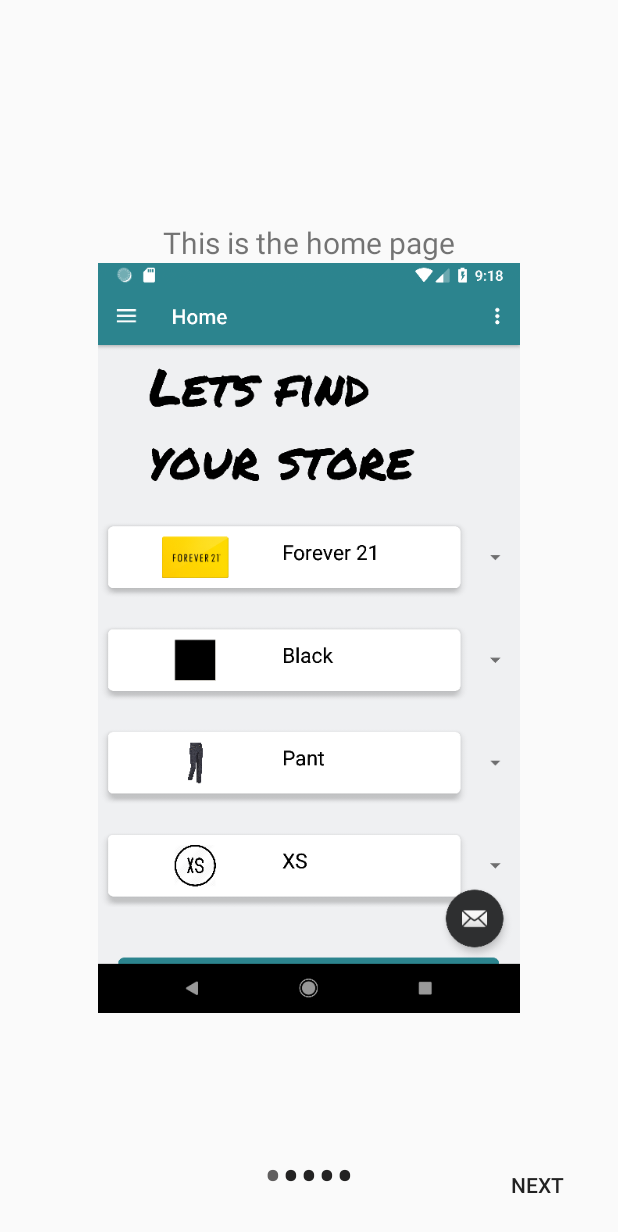
After one commit to gehnaanand/Shop_App, an Android app: the AboutActivity screen opened directly, with no data from a screen before it, on a phone screen of 412 x 824 dp. The commit adds this screen. Shown: the top 1232 px of the screen. Run offline under Robolectric (Android 15) with nearby library versions, the phone set to English and light mode, and no system bars.

Commit message:
Ratings Activity About Us Activity

```diff
--- a/app/build.gradle
+++ b/app/build.gradle
@@ -36,7 +36,8 @@ dependencies {
     testImplementation 'junit:junit:4.12'
     androidTestImplementation 'com.android.support.test:runner:1.0.2'
     androidTestImplementation 'com.android.support.test.espresso:espresso-core:3.0.2'
-    compile 'com.android.support:cardview-v7:26.1.0'
+    implementation 'com.android.support:cardview-v7:26.1.0'
+    implementation 'com.github.sujithkanna:smileyrating:1.6.8'
 }
 
 
--- a/app/src/debug/res/values/google_maps_api.xml
+++ b/app/src/debug/res/values/google_maps_api.xml
@@ -21,6 +21,8 @@
     string in this file.
     -->
     <string name="google_maps_key" templateMergeStrategy="preserve" translatable="false">
-        AIzaSyDEtBVkDdrqCieQH1NxtE3TTOUGnhMbBKY
+
+        AIzaSyDOVpzBJUnBNRnYYbikAuxyZ8E1SyY0tGY
+
     </string>
 </resources>
--- a/app/src/main/AndroidManifest.xml
+++ b/app/src/main/AndroidManifest.xml
@@ -50,7 +50,9 @@
 
         <activity
             android:name=".MapsActivity"
-            android:label="@string/title_activity_maps"></activity>
+            android:label="@string/title_activity_maps" />
+        <activity android:name=".AboutActivity" />
+        <activity android:name=".ReviewActivity"></activity>
     </application>
 
 </manifest>
--- /dev/null
+++ b/app/src/main/java/com/example/gehna/shopapp/AboutActivity.java
@@ -0,0 +1,134 @@
+package com.example.gehna.shopapp;
+
+import android.content.Intent;
+import android.support.v4.view.ViewPager;
+import android.support.v7.app.AppCompatActivity;
+import android.os.Bundle;
+import android.text.Html;
+import android.view.View;
+import android.widget.Button;
+import android.widget.LinearLayout;
+import android.widget.TextView;
+
+import org.w3c.dom.Text;
+
+public class AboutActivity extends AppCompatActivity {
+    private ViewPager viewPager;
+    private  SlideAdapter myadapter;
+    private Button prev, next, finish;
+    private LinearLayout nDotLayout;
+    private TextView[] nDots;
+    private int nCurrentPage;
+
+    @Override
+    protected void onCreate(Bundle savedInstanceState) {
+        super.onCreate(savedInstanceState);
+        setContentView(R.layout.activity_about);
+        viewPager = (ViewPager) findViewById(R.id.viewpager);
+        myadapter = new SlideAdapter(this);
+        nDotLayout = (LinearLayout) findViewById(R.id.nDotLayout);
+        prev = findViewById(R.id.prev);
+        next = findViewById(R.id.next);
+        finish = findViewById(R.id.finish);
+        viewPager.setAdapter(myadapter);
+        addDotsIndicator(0);
+        viewPager.addOnPageChangeListener(viewListener);
+
+        next.setOnClickListener(new View.OnClickListener() {
+            @Override
+            public void onClick(View v) {
+                viewPager.setCurrentItem(nCurrentPage + 1);
+
+            }
+        });
+
+        prev.setOnClickListener(new View.OnClickListener() {
+            @Override
+            public void onClick(View v) {
+                viewPager.setCurrentItem(nCurrentPage - 1);
+            }
+        });
+
+        finish.setOnClickListener(new View.OnClickListener() {
+            @Override
+            public void onClick(View v) {
+                startActivity(new Intent(AboutActivity.this, HomeActivity.class));
+            }
+        });
+    }
+
+
+
+    public void addDotsIndicator(int position){
+        nDots = new TextView[5];
+        nDotLayout.removeAllViews();
+
+        for(int i = 0; i < nDots.length; i++) {
+            nDots[i] = new TextView(this);
+            nDots[i].setText(Html.fromHtml("&#8226"));
+            nDots[i].setTextSize(35);
+            nDots[i].setTextColor(getResources().getColor(R.color.black));
+
+            nDotLayout.addView(nDots[i]);
+
+
+
+
+
+        }
+
+        if(nDots.length > 0){
+            nDots[position].setTextColor(getResources().getColor(R.color.dark_grey));
+        }
+    }
+
+    ViewPager.OnPageChangeListener viewListener = new ViewPager.OnPageChangeListener() {
+        @Override
+        public void onPageScrolled(int position, float positionOffset, int positionOffsetPixels) {
+
+        }
+
+        @Override
+        public void onPageSelected(int position) {
+            addDotsIndicator(position);
+            nCurrentPage = position;
+
+            if(position == 0){
+
+                next.setEnabled(true);
+                prev.setEnabled(false);
+                finish.setEnabled(false);
+                prev.setVisibility(View.INVISIBLE);
+                finish.setVisibility(View.INVISIBLE);
+                next.setVisibility(View.VISIBLE);
+                next.setText("Next");
+                prev.setText("");
+            } else if (position == nDots.length - 1){
+                finish.setEnabled(true);
+                next.setEnabled(false);
+                prev.setEnabled((true));
+                prev.setVisibility(View.VISIBLE);
+                next.setVisibility(View.INVISIBLE);
+                finish.setVisibility(View.VISIBLE);
+                finish.setText("Finish");
+                prev.setText("Back");
+            } else {
+                next.setEnabled(true);
+                prev.setEnabled((true));
+                finish.setEnabled(false);
+                prev.setVisibility(View.VISIBLE);
+                next.setVisibility(View.VISIBLE);
+                finish.setVisibility(View.INVISIBLE);
+
+                next.setText("Next");
+                prev.setText("Back");
+
+            }
+        }
+
+        @Override
+        public void onPageScrollStateChanged(int state) {
+
+        }
+    };
+}
--- /dev/null
+++ b/app/src/main/java/com/example/gehna/shopapp/SlideAdapter.java
@@ -0,0 +1,87 @@
+package com.example.gehna.shopapp;
+
+import android.content.Context;
+import android.graphics.Color;
+import android.support.v4.view.PagerAdapter;
+import android.view.LayoutInflater;
+import android.view.View;
+import android.view.ViewGroup;
+import android.widget.ImageView;
+import android.widget.LinearLayout;
+import android.widget.RelativeLayout;
+import android.widget.TextView;
+
+public class SlideAdapter extends PagerAdapter{
+
+    Context context;
+    LayoutInflater inflater;
+
+    // list of images
+    public int[] lst_images = {
+            R.mipmap.img1,
+            R.mipmap.img2,
+            R.mipmap.img3,
+            R.mipmap.img4,
+            R.mipmap.img5
+    };
+    //list of titles
+    public String[] lst_title = {
+            "This is the home page",
+            "First, select the brand",
+            "Select the color",
+            "Select the type of clothing",
+            "Select the size"
+    };
+
+    //list of description
+    public String[] lst_description = {
+            "Description 1",
+            "Description 2",
+            "Description 3"
+    };
+
+
+    //list of background colors
+    //public int[] lst_background = {
+    //        Color.rgb(55,55,55),
+    //        Color.rgb(239,85,85),
+    //        Color.rgb(110, 49, 89)
+    //};
+
+    public SlideAdapter(Context context){
+        this.context = context;
+    }
+
+    @Override
+    public int getCount() {
+        return lst_images.length;
+    }
+
+    @Override
+    public void destroyItem(ViewGroup container, int position, Object object) {
+        container.removeView((LinearLayout)object);
+
+    }
+
+    @Override
+    public Object instantiateItem( ViewGroup container, int position) {
+        inflater = (LayoutInflater) context.getSystemService(context.LAYOUT_INFLATER_SERVICE);
+        View view = inflater.inflate(R.layout.slide,container,false);
+        LinearLayout linearslide = view.findViewById(R.id.slidelinearlayout);
+        ImageView imgslide = (ImageView) view.findViewById(R.id.slideimg);
+        TextView title = (TextView) view.findViewById(R.id.title);
+        //TextView description = (TextView) view.findViewById(R.id.)
+        //layoutslide.setBackgroundColor(lst_background[position]);
+        imgslide.setImageResource(lst_images[position]);
+        title.setText(lst_title[position]);
+        //.setText(lst_description(position));
+        container.addView(view);
+        return view;
+
+    }
+
+    @Override
+    public boolean isViewFromObject(View view, Object object) {
+        return (view==(LinearLayout)object);
+    }
+}
--- /dev/null
+++ b/app/src/main/res/layout/activity_about.xml
@@ -0,0 +1,70 @@
+<?xml version="1.0" encoding="utf-8"?>
+<RelativeLayout xmlns:android="http://schemas.android.com/apk/res/android"
+    xmlns:app="http://schemas.android.com/apk/res-auto"
+    xmlns:tools="http://schemas.android.com/tools"
+    android:orientation="vertical"
+    android:layout_width="match_parent"
+    android:layout_height="match_parent"
+    tools:context=".AboutActivity">
+
+    <android.support.v4.view.ViewPager
+        android:id="@+id/viewpager"
+        android:layout_width="match_parent"
+        android:layout_height="match_parent"
+        android:layout_alignParentLeft="true"
+        android:layout_alignParentTop="true">
+
+
+    </android.support.v4.view.ViewPager>
+
+    <LinearLayout
+        android:id="@+id/nDotLayout"
+        android:layout_width="wrap_content"
+        android:layout_height="wrap_content"
+        android:layout_alignParentBottom="true"
+        android:layout_centerHorizontal="true"
+        android:layout_gravity="center"
+        android:layout_marginBottom="17dp"
+        android:gravity="center"
+        android:orientation="horizontal">
+
+
+    </LinearLayout>
+
+    <Button
+        android:id="@+id/prev"
+
+        android:layout_width="wrap_content"
+        android:layout_height="wrap_content"
+        android:layout_alignParentBottom="true"
+        android:layout_alignParentLeft="true"
+        android:layout_marginBottom="10dp"
+        android:layout_marginLeft="10dp"
+        android:background="@android:color/transparent"
+        android:visibility="invisible" />
+
+    <Button
+        android:id="@+id/next"
+        android:text="Next"
+        android:layout_width="wrap_content"
+        android:layout_height="wrap_content"
+        android:layout_alignParentBottom="true"
+        android:layout_alignParentRight="true"
+        android:layout_marginBottom="10dp"
+        android:layout_marginRight="10dp"
+        android:background="@android:color/transparent"
+        android:visibility="visible" />
+
+    <Button
+    android:id="@+id/finish"
+    android:enabled="false"
+    android:layout_width="wrap_content"
+    android:layout_height="wrap_content"
+    android:layout_alignParentBottom="true"
+    android:layout_alignParentRight="true"
+    android:layout_marginBottom="10dp"
+    android:layout_marginRight="10dp"
+    android:background="@android:color/transparent" />
+
+
+</RelativeLayout>
--- /dev/null
+++ b/app/src/main/res/layout/slide.xml
@@ -0,0 +1,28 @@
+<?xml version="1.0" encoding="utf-8"?>
+<LinearLayout
+    xmlns:android="http://schemas.android.com/apk/res/android" android:layout_width="match_parent"
+    android:id="@+id/slidelinearlayout"
+    android:layout_height="match_parent"
+    android:orientation="vertical"
+    android:gravity="center">
+
+    <TextView
+        android:id="@+id/title"
+        android:layout_width="wrap_content"
+        android:layout_height="wrap_content"
+        android:layout_alignParentTop="true"
+        android:layout_centerHorizontal="true"
+        android:layout_above="@id/slideimg"
+        android:text="Testing"
+        android:textSize="20dp" />
+
+    <ImageView
+        android:id="@+id/slideimg"
+        android:layout_width="281dp"
+        android:layout_height="500dp"
+        android:layout_alignParentTop="true"
+        android:layout_centerHorizontal="true"
+        />
+
+
+</LinearLayout>
```
Also changed, not shown: app/src/main/java/com/example/gehna/shopapp/HomeActivity.java (+5 -5 lines), app/src/main/java/com/example/gehna/shopapp/Rating.java (added, +32 -0 lines), app/src/main/java/com/example/gehna/shopapp/ReviewActivity.java (added, +96 -0 lines), app/src/main/res/layout/activity_review.xml (added, +58 -0 lines), app/src/main/res/layout/content_home.xml (+13 -5 lines), app/src/main/res/menu/activity_home_drawer.xml (+12 -12 lines), app/src/main/res/mipmap-xxhdpi/img1.png (added), app/src/main/res/mipmap-xxhdpi/img2.png (added), app/src/main/res/mipmap-xxhdpi/img3.png (added), app/src/main/res/mipmap-xxhdpi/img4.png (added), app/src/main/res/mipmap-xxhdpi/img5.png (added).
